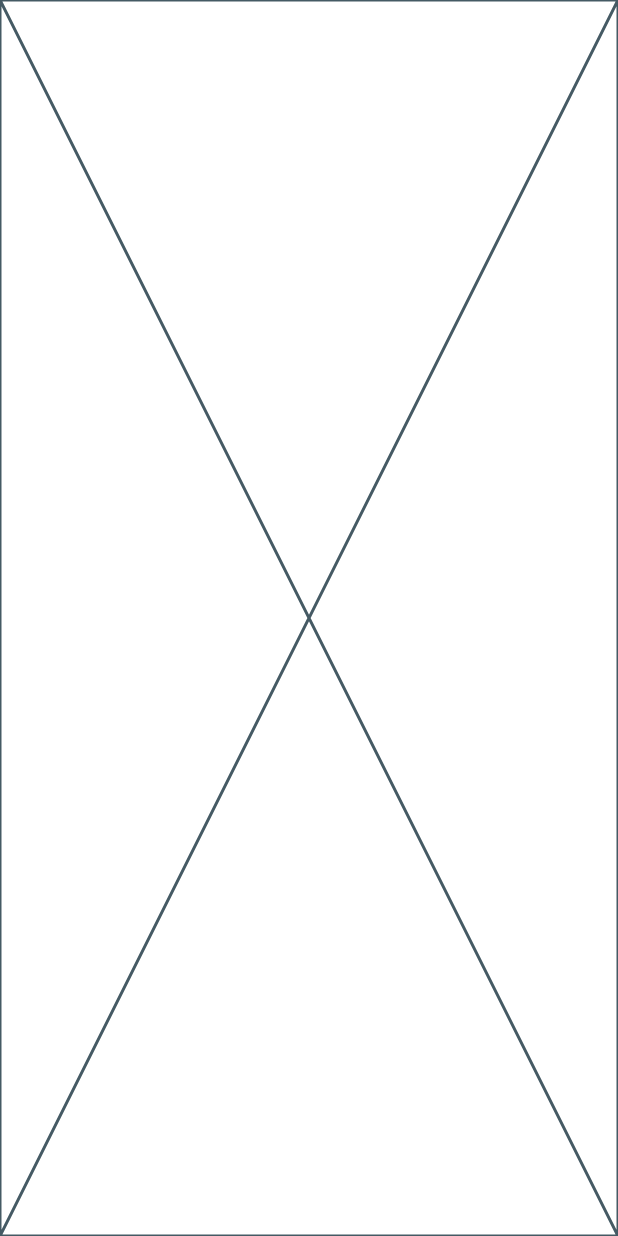
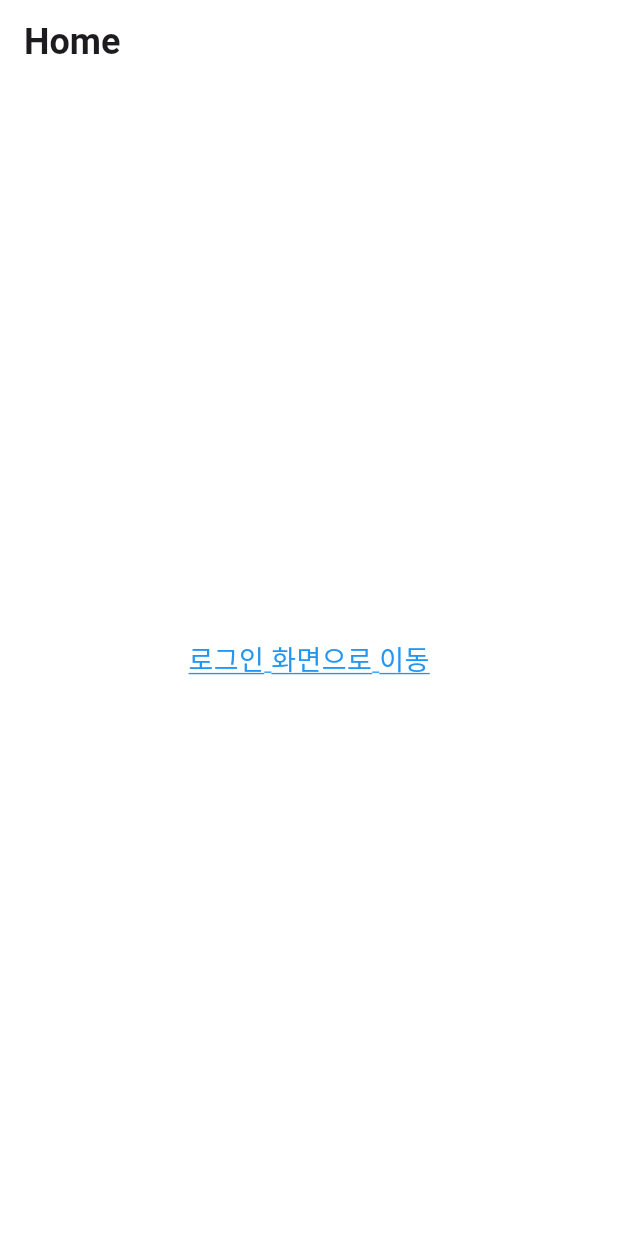
Before and after one commit to cho8833/duary_frontend, a Flutter app: the screen it shows after launch, on a phone screen of 412 x 824 dp. Run offline on Flutter 3.47's test engine with Material 3 defaults, Android fonts, the phone set to English and light mode, and no system bars; our stand-ins replace flutter_secure_storage; missing offline and left inert: dart_jsonwebtoken, http_interceptor, status_builder; accounts and stored records are empty; statements that could not run were skipped.

Commit message:
feat: Add login screen and navigation from home screen

```diff
--- /dev/null
+++ b/devtools_options.yaml
@@ -0,0 +1,3 @@
+description: This file stores settings for Dart & Flutter DevTools.
+documentation: https://docs.flutter.dev/tools/devtools/extensions#configure-extension-enablement-states
+extensions:
--- a/lib/main.dart
+++ b/lib/main.dart
@@ -1,21 +1,21 @@
-import 'package:duary/screen/home_screen.dart';
 import 'package:flutter/material.dart';
 import 'package:flutter_secure_storage/flutter_secure_storage.dart';
+import 'package:provider/provider.dart';
 import 'package:duary/provider/auth_provider.dart';
 import 'package:duary/provider/member_provider.dart';
 import 'package:duary/provider/theme_provider.dart';
 import 'package:duary/provider/token_provider.dart';
 import 'package:duary/repository/impl/secure_storage_impl.dart';
 import 'package:duary/repository/repository_container.dart';
-import 'package:duary/repository/secure_storage.dart';
-import 'package:provider/provider.dart';
+import 'package:duary/screen/home_screen.dart';
+import 'package:duary/screen/login_screen.dart';
 
 void main() async {
   WidgetsFlutterBinding.ensureInitialized();
 
   // secure storage
   FlutterSecureStorage ss = const FlutterSecureStorage();
-  final SecureStorage secureStorage = SecureStorageImpl(ss);
+  final SecureStorageImpl secureStorage = SecureStorageImpl(ss);
 
   // token provider
   TokenProvider tokenProvider = TokenProvider();
@@ -59,6 +59,9 @@ class Main extends StatelessWidget {
           debugShowCheckedModeBanner: false,
           darkTheme: ThemeProvider.dark,
           home: const HomeScreen(),
+          routes: {
+            '/login': (context) => const LoginScreen(),
+          },
         );
       }),
     );
--- a/lib/screen/home_screen.dart
+++ b/lib/screen/home_screen.dart
@@ -1,12 +1,34 @@
 import 'package:flutter/material.dart';
 
 class HomeScreen extends StatelessWidget {
-  const HomeScreen({super.key});
+  const HomeScreen({Key? key}) : super(key: key);
 
   @override
   Widget build(BuildContext context) {
-    return const Placeholder(
-
+    return Scaffold(
+      appBar: AppBar(
+        title: Text('Home',
+            style: TextStyle(fontSize: 24, fontWeight: FontWeight.bold)),
+        backgroundColor: Colors.white,
+        elevation: 0,
+      ),
+      body: Center(
+        child: GestureDetector(
+          onTap: () {
+            Navigator.pushNamed(context, '/login');
+          },
+          child: Text(
+            '로그인 화면으로 이동',
+            style: TextStyle(
+              color: Colors.blue,
+              fontSize: 18,
+              fontWeight: FontWeight.w500,
+              decoration: TextDecoration.underline,
+            ),
+          ),
+        ),
+      ),
+      backgroundColor: Colors.white,
     );
   }
 }
```
Also changed, not shown: lib/screen/login_screen.dart (added, +59 -0 lines).
